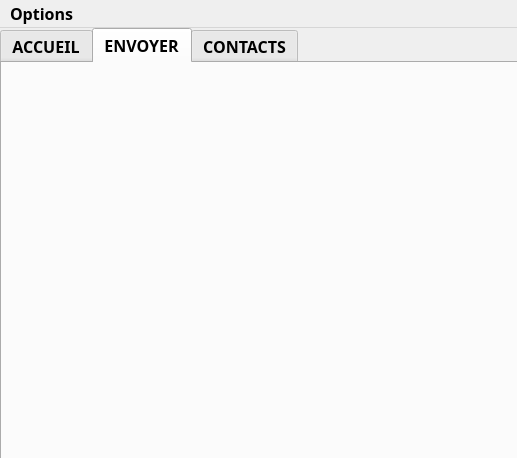
LavLab/Python_EncyclopedieEntreprises, file ui/uiMainWindow.ui: the form before one commit.
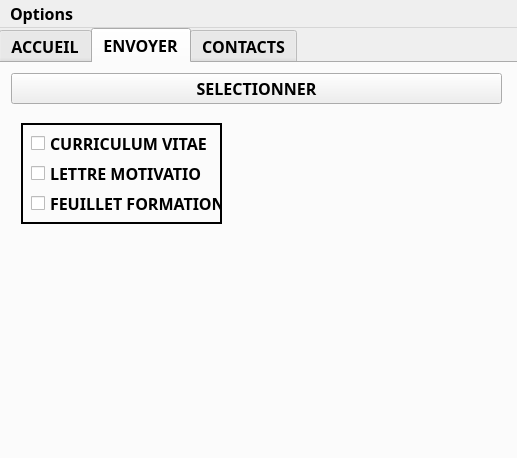
The form after the commit. The open tabs and pages were chosen to show the change.

The edit to the form file:
```diff
--- a/ui/uiMainWindow.ui
+++ b/ui/uiMainWindow.ui
@@ -49,7 +49,7 @@
     </property>
     <property name="geometry">
      <rect>
-      <x>0</x>
+      <x>-1</x>
       <y>0</y>
       <width>521</width>
       <height>441</height>
@@ -118,6 +118,77 @@
      <attribute name="title">
       <string>ENVOYER</string>
      </attribute>
+     <widget class="QPushButton" name="envoyer_btn_selectionner">
+      <property name="geometry">
+       <rect>
+        <x>10</x>
+        <y>10</y>
+        <width>491</width>
+        <height>31</height>
+       </rect>
+      </property>
+      <property name="text">
+       <string>SELECTIONNER</string>
+      </property>
+     </widget>
+     <widget class="QCheckBox" name="checkBox">
+      <property name="geometry">
+       <rect>
+        <x>30</x>
+        <y>70</y>
+        <width>191</width>
+        <height>21</height>
+       </rect>
+      </property>
+      <property name="text">
+       <string>CURRICULUM VITAE</string>
+      </property>
+     </widget>
+     <widget class="QCheckBox" name="checkBox_2">
+      <property name="geometry">
+       <rect>
+        <x>30</x>
+        <y>100</y>
+        <width>171</width>
+        <height>21</height>
+       </rect>
+      </property>
+      <property name="text">
+       <string>LETTRE MOTIVATION</string>
+      </property>
+     </widget>
+     <widget class="QCheckBox" name="checkBox_3">
+      <property name="geometry">
+       <rect>
+        <x>30</x>
+        <y>130</y>
+        <width>191</width>
+        <height>21</height>
+       </rect>
+      </property>
+      <property name="text">
+       <string>FEUILLET FORMATION</string>
+      </property>
+     </widget>
+     <widget class="QFrame" name="frame">
+      <property name="geometry">
+       <rect>
+        <x>20</x>
+        <y>60</y>
+        <width>201</width>
+        <height>101</height>
+       </rect>
+      </property>
+      <property name="frameShape">
+       <enum>QFrame::Box</enum>
+      </property>
+      <property name="frameShadow">
+       <enum>QFrame::Plain</enum>
+      </property>
+      <property name="lineWidth">
+       <number>2</number>
+      </property>
+     </widget>
     </widget>
     <widget class="QWidget" name="tab_contacts">
      <attribute name="title">
```
Left out of the diff: 2 changed lines with no effect on the pictures.
